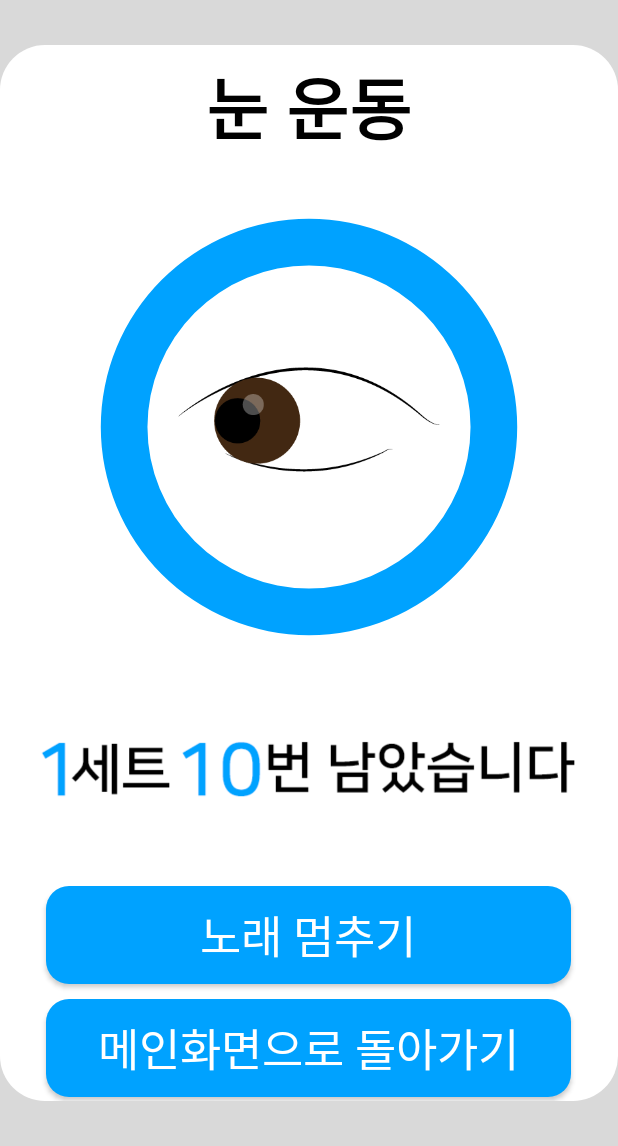
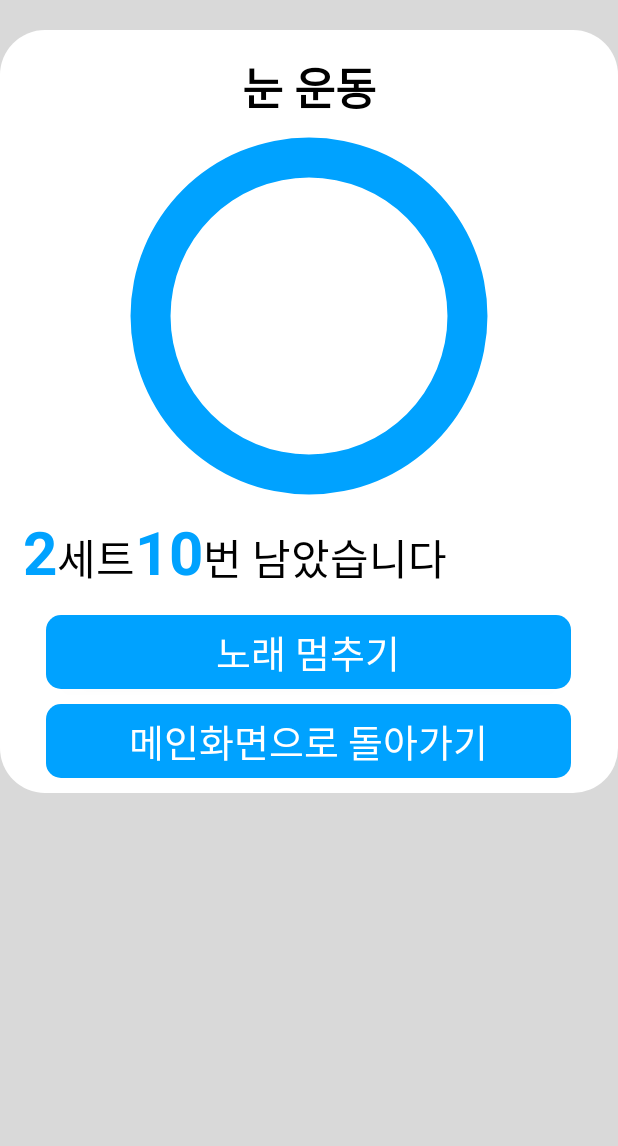
Before and after one commit to Se-Yeong712/Slivernow, an Android app: the EyeExerciseActivity screen opened directly, with no data from a screen before it, on a phone screen of 412 x 824 dp, the part 90-1236 px from its top. Run offline under Robolectric (Android 15) with nearby library versions, the phone set to English and light mode, and no system bars.

Commit message:
Change the way show set-times

```diff
--- a/app/src/main/java/s2017s16/kr/hs/mirim/silvernow/CountdownActivity.java
+++ b/app/src/main/java/s2017s16/kr/hs/mirim/silvernow/CountdownActivity.java
@@ -15,11 +15,14 @@ public class CountdownActivity extends AppCompatActivity {
         super.onCreate(savedInstanceState);
         setContentView(R.layout.activity_countdown);
 
+
         ImageView count_gif = findViewById(R.id.count_gif);
         CountdownActivity.GlideDrawableImageViewTarget count_target = new CountdownActivity.GlideDrawableImageViewTarget(count_gif);
         Glide.with(this).load(R.raw.countdown2).into(count_gif);
         startCountDown();
+
     }
+
     private void startCountDown() {
         Handler handler = new Handler();
         handler.postDelayed(new Runnable() {
--- a/app/src/main/java/s2017s16/kr/hs/mirim/silvernow/EyeExerciseActivity.java
+++ b/app/src/main/java/s2017s16/kr/hs/mirim/silvernow/EyeExerciseActivity.java
@@ -11,6 +11,8 @@ import android.view.MenuItem;
 import android.view.View;
 import android.widget.Button;
 import android.widget.ImageView;
+import android.widget.TextSwitcher;
+import android.widget.TextView;
 import android.widget.Toast;
 
 import com.bumptech.glide.Glide;
@@ -21,6 +23,27 @@ public class EyeExerciseActivity extends AppCompatActivity {
     Button b_stop;
     Button b_main;
     MediaPlayer mediaPlayer;
+
+    TextView tv_title; //Intent로 전달받을 페이지 제목 - 운동 이름
+    TextSwitcher ts_num_set;
+    TextView tv_num_set; // Intent로 전달받을 세트수
+    TextSwitcher ts_num_set_times;
+    TextView tv_num_set_times; // Intent로 전달받을 세트당 횟수
+
+    //TextSwitcher는 <TextSwitcher></TextSwitcher>안에 있는 Text가 바뀔 때 애니메이션 넣을 수 있을 것 같아서 해둔거
+
+    //사용 예시 - sleep으로 지연시키고 setText하는 방식
+    /*
+        try {
+        mSwitcher.setText("ON");
+        Thread.sleep(1000);
+        mSwitcher.setText("OFF");
+        Thread.sleep(1000);
+    } catch (InterruptedException e) {
+        // TODO Auto-generated catch block
+        e.printStackTrace();
+    }*/
+
     @Override
     protected void onCreate(Bundle savedInstanceState) {
         super.onCreate(savedInstanceState);
@@ -58,6 +81,8 @@ public class EyeExerciseActivity extends AppCompatActivity {
             }
         });
 
+
+        /*
         ImageView gif = findViewById(R.id.gif);
         GlideDrawableImageViewTarget target = new GlideDrawableImageViewTarget(gif);
         Glide.with(this).load(R.raw.eye).into(gif);
@@ -65,6 +90,10 @@ public class EyeExerciseActivity extends AppCompatActivity {
         ImageView count_gif = findViewById(R.id.count_gif);
         GlideDrawableImageViewTarget count_target = new GlideDrawableImageViewTarget(count_gif);
         Glide.with(this).load(R.raw.eye_count).into(count_gif);
+        */
+
+
+
     }
 
     @Override
--- a/app/src/main/res/drawable/exercise_start_btn.xml
+++ b/app/src/main/res/drawable/exercise_start_btn.xml
@@ -3,5 +3,5 @@
     android:layout_width="wrap_content"
     android:layout_height="wrap_content">
     <solid android:color="@color/colorAccent"/>
-    <corners android:radius="15dp"/>
+    <corners android:radius="10dp"/>
 </shape>
--- a/app/src/main/res/layout/activity_alarm_set.xml
+++ b/app/src/main/res/layout/activity_alarm_set.xml
@@ -82,6 +82,6 @@
         android:gravity="center"
         android:layout_margin="30dp"
         android:text="그림을 눌러 \n 운동할 시간에 \n 알림을 맞추세요!"
-        android:textSize="35sp"
+        android:textSize="25sp"
         android:textColor="#002c64"/>
 </LinearLayout>
--- a/app/src/main/res/layout/activity_countdown.xml
+++ b/app/src/main/res/layout/activity_countdown.xml
@@ -7,6 +7,8 @@
     tools:context="s2017s16.kr.hs.mirim.silvernow.CountdownActivity"
     android:orientation="vertical"
     android:gravity="center">
+
+<!--
     <ImageView
         android:id="@+id/count_gif"
         android:layout_width="match_parent"
@@ -15,4 +17,6 @@
         android:layout_centerVertical="true"
         android:foregroundGravity="center"
         android:layout_gravity="center"/>
+    -->
+
 </LinearLayout>
--- a/app/src/main/res/layout/activity_eyeexercise.xml
+++ b/app/src/main/res/layout/activity_eyeexercise.xml
@@ -19,26 +19,30 @@
             android:src="@drawable/logo"
             android:layout_gravity="center"/>
     </android.support.v7.widget.Toolbar>
-
+    <ScrollView
+        android:layout_width="match_parent"
+        android:layout_height="wrap_content"
+        android:layout_marginTop="20dp"
+        >
         <LinearLayout
             android:layout_width="match_parent"
             android:layout_height="match_parent"
             android:orientation="vertical"
             android:gravity="center"
-        android:layout_marginTop="30dp"
-        android:layout_marginBottom="30dp"
+            android:paddingBottom="30dp"
+            android:padding="10dp"
             android:background="@drawable/tab3_btn">
 
             <TextView
+                android:id="@+id/textview_title"
                 android:layout_width="match_parent"
                 android:layout_height="wrap_content"
                 android:text="눈 운동"
                 android:textColor="#000000"
-            android:textSize="45sp"
+                android:textSize="30sp"
                 android:gravity="center"
                 android:textStyle="bold"
                 android:layout_marginTop="5dp"
-            android:layout_marginBottom="10dp"
                 />
 
             <RelativeLayout
@@ -48,20 +52,86 @@
 
                 <ImageView
                     android:id="@+id/gif"
-                android:layout_width="220dp"
-                android:layout_height="220dp"
+                    android:layout_width="210dp"
+                    android:layout_height="210dp"
                     android:layout_centerHorizontal="true"
                     android:layout_centerVertical="true"
                     android:foregroundGravity="center" />
 
                 <Button
-                android:layout_width="280dp"
-                android:layout_height="280dp"
+                    android:layout_width="240dp"
+                    android:layout_height="240dp"
                     android:background="@drawable/ring"
-                android:layout_margin="30dp"/>
+                    android:layout_marginTop="10dp"
+                    android:layout_marginBottom="10dp"
+                    />
 
             </RelativeLayout>
 
+            <LinearLayout
+                android:layout_width="match_parent"
+                android:layout_height="wrap_content"
+                android:orientation="horizontal"
+                android:layout_marginLeft="5dp"
+                android:layout_marginRight="5dp"
+                android:layout_marginBottom="15dp"
+                >
+                <TextSwitcher
+                    android:id="@+id/texts_num_set"
+                    android:layout_width="wrap_content"
+                    android:layout_height="wrap_content"
+                    >
+                    <TextView
+                        android:id="@+id/textview_num_set"
+                        android:layout_width="wrap_content"
+                        android:layout_height="wrap_content"
+                        android:text="2"
+                        android:textColor="@color/colorAccent"
+                        android:textSize="40sp"
+                        android:textStyle="bold"
+                        android:singleLine="true"
+                        android:ellipsize="marquee"
+                        />
+                </TextSwitcher>
+
+                <TextView
+                    android:layout_width="wrap_content"
+                    android:layout_height="wrap_content"
+                    android:text="세트"
+                    android:textColor="#000000"
+                    android:textSize="28sp"
+                    android:singleLine="true"
+                    android:ellipsize="marquee"
+                    />
+
+                <TextSwitcher
+                    android:id="@+id/texts_num_set_times"
+                    android:layout_width="wrap_content"
+                    android:layout_height="wrap_content">
+                    <TextView
+                        android:id="@+id/textview_num_set_times"
+                        android:layout_width="wrap_content"
+                        android:layout_height="wrap_content"
+                        android:text="10"
+                        android:textColor="@color/colorAccent"
+                        android:textSize="40sp"
+                        android:textStyle="bold"
+                        android:singleLine="true"
+                        android:ellipsize="marquee"
+                        />
+                </TextSwitcher>
+
+                <TextView
+                    android:layout_width="wrap_content"
+                    android:layout_height="wrap_content"
+                    android:text="번 남았습니다"
+                    android:textColor="#000000"
+                    android:textSize="28sp"
+                    android:singleLine="true"
+                    android:ellipsize="marquee"
+                    />
+            </LinearLayout>
+            <!--
             <ImageView
                 android:id="@+id/count_gif"
                 android:layout_width="wrap_content"
@@ -69,18 +139,18 @@
                 android:layout_centerHorizontal="true"
                 android:layout_centerVertical="true"
                 android:foregroundGravity="center" />
+            -->
 
             <Button
                 android:id="@+id/b_stop"
-            android:layout_marginTop="20dp"
                 android:layout_width="350dp"
                 android:layout_height="wrap_content"
                 android:background="@drawable/exercise_start_btn"
                 android:layout_gravity="center"
-            android:padding="10dp"
+                android:padding="5dp"
                 android:text="노래 멈추기"
                 android:textColor="#ffffff"
-            android:textSize="30sp"/>
+                android:textSize="25sp"/>
 
             <Button
                 android:id="@+id/b_main"
@@ -89,10 +159,11 @@
                 android:layout_height="wrap_content"
                 android:background="@drawable/exercise_start_btn"
                 android:layout_gravity="center"
-            android:padding="10dp"
+                android:padding="5dp"
                 android:text="메인화면으로 돌아가기"
                 android:textColor="#ffffff"
-            android:textSize="30sp"/>
+                android:textSize="25sp"/>
 
         </LinearLayout>
+    </ScrollView>
 </LinearLayout>
--- a/app/src/main/res/layout/activity_leg.xml
+++ b/app/src/main/res/layout/activity_leg.xml
@@ -53,7 +53,7 @@
                     android:gravity="center"
                     android:text="발끝 당기기"
                     android:textColor="#000000"
-                    android:textSize="40sp"
+                    android:textSize="30sp"
                     android:textStyle="bold"
                     android:layout_marginBottom="10dp"
                     />
--- a/app/src/main/res/layout/activity_leg_exercise.xml
+++ b/app/src/main/res/layout/activity_leg_exercise.xml
@@ -19,13 +19,18 @@
             android:layout_gravity="center"/>
     </android.support.v7.widget.Toolbar>
 
+    <ScrollView
+        android:layout_width="match_parent"
+        android:layout_height="wrap_content"
+        android:layout_marginTop="20dp"
+        >
         <LinearLayout
             android:layout_width="match_parent"
             android:layout_height="match_parent"
             android:orientation="vertical"
             android:gravity="center"
-        android:layout_marginTop="30dp"
-        android:layout_marginBottom="30dp"
+            android:paddingBottom="30dp"
+            android:padding="10dp"
             android:background="@drawable/tab3_btn">
 
             <TextView
@@ -33,17 +38,17 @@
                 android:layout_height="wrap_content"
                 android:text="다리 운동"
                 android:textColor="#000000"
-            android:textSize="45sp"
+                android:textSize="30sp"
                 android:gravity="center"
                 android:textStyle="bold"
                 android:layout_marginTop="5dp"
-            android:layout_marginBottom="10dp"
                 />
 
             <RelativeLayout
                 android:layout_width="wrap_content"
                 android:layout_height="wrap_content"
                 android:layout_gravity="center">
+
                 <ImageView
                     android:id="@+id/gif"
                     android:layout_width="220dp"
@@ -59,10 +64,12 @@
                     android:foregroundGravity="center"/>-->
 
                 <Button
-                android:layout_width="280dp"
-                android:layout_height="280dp"
+                    android:layout_width="250dp"
+                    android:layout_height="250dp"
                     android:background="@drawable/ring"
-                android:layout_margin="30dp"/>
+                    android:layout_marginTop="10dp"
+                    android:layout_marginBottom="10dp"
+                    />
 
             </RelativeLayout>
 
@@ -99,6 +106,8 @@
                 android:textSize="30sp"/>
 
         </LinearLayout>
+
+    </ScrollView>
     <!--<ImageButton
         android:id="@+id/countdown_gif"
         android:layout_width="300dp"
```
Lines whose indentation alone changed are shown as unchanged.
